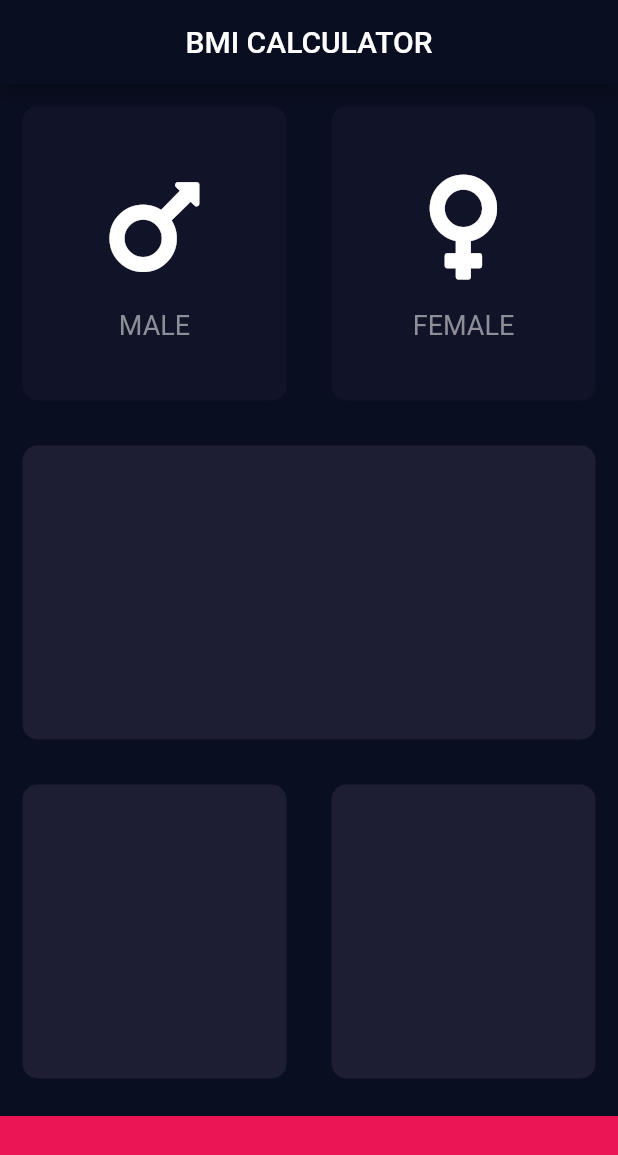
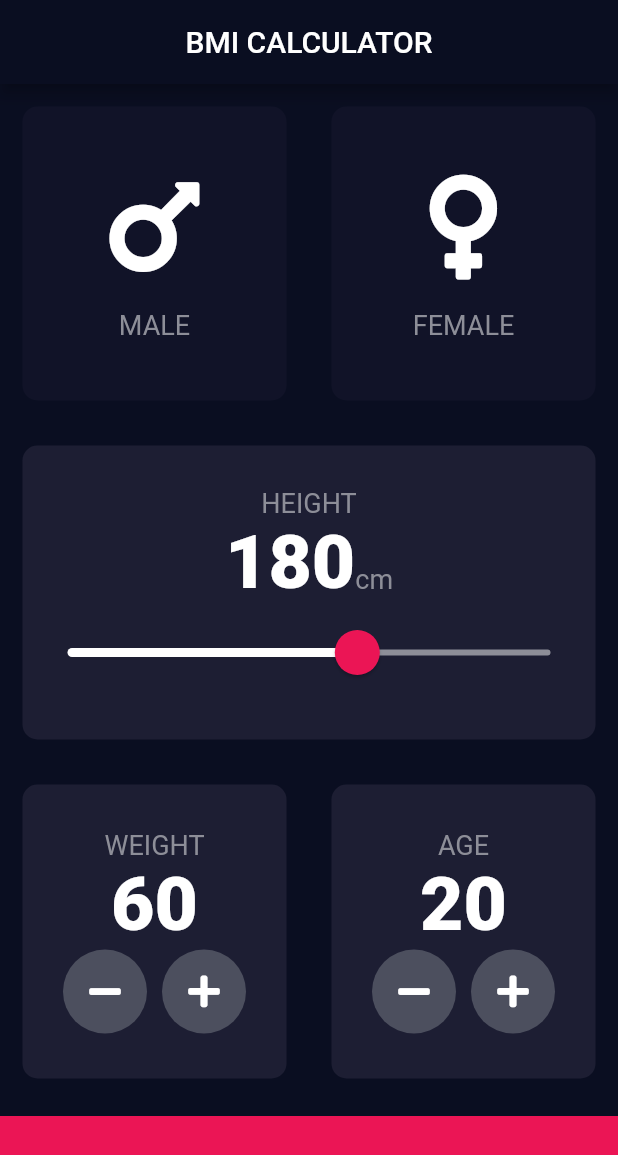
Before and after one commit to iTzFaisal/Flutter-BMI, a Flutter app: the screen it shows after launch, on a phone screen of 412 x 824 dp. Shown: the top 1155 px of the screen. Run offline on Flutter 3.47's test engine with Material 2 defaults, Android fonts, the phone set to English and light mode, and no system bars; our stand-ins replace font_awesome_flutter.

Commit message:
UI Done for Input Page. TODO Result Page

```diff
--- a/lib/constants.dart
+++ b/lib/constants.dart
@@ -4,6 +4,16 @@ final double kButtomContainerHeight = 80;
 final Color kActiveCardColor = Color(0xFF1D1E33);
 final Color kInactiveCardColor = Color(0xFF111328);
 final Color kButtomContainerColor = Color(0xFFEB1555);
+final Color kSliderActiveColor = Color(0xFFEB1555);
+final Color kSliderOverlayColor = Color(0x29EB1555);
+final Color kSliderInactiveColor = Color(0xFF8D8E98);
 
-final TextStyle kLabelTextStyle =
-    TextStyle(fontSize: 18, color: Color(0xFF8D8E98));
+final TextStyle kLabelTextStyle = TextStyle(
+  fontSize: 18,
+  color: Color(0xFF8D8E98),
+);
+
+final TextStyle kNumberTextStyle = TextStyle(
+  fontSize: 50,
+  fontWeight: FontWeight.w900,
+);
--- a/lib/input_page.dart
+++ b/lib/input_page.dart
@@ -1,3 +1,4 @@
+import 'package:flutter/cupertino.dart';
 import 'package:flutter/material.dart';
 import 'package:font_awesome_flutter/font_awesome_flutter.dart';
 import 'constants.dart';
@@ -14,6 +15,9 @@ class InputPage extends StatefulWidget {
 class _InputPageState extends State<InputPage> {
   Color maleCardColor = kInactiveCardColor;
   Color femaleCardColor = kInactiveCardColor;
+  int height = 180;
+  int weight = 60;
+  int age = 20;
 
   @override
   Widget build(BuildContext context) {
@@ -23,6 +27,7 @@ class _InputPageState extends State<InputPage> {
         centerTitle: true,
       ),
       body: Column(
+        crossAxisAlignment: CrossAxisAlignment.stretch,
         children: <Widget>[
           Expanded(
             child: Row(
@@ -55,16 +60,133 @@ class _InputPageState extends State<InputPage> {
             ),
           ),
           Expanded(
-            child: ReusableCard(color: kActiveCardColor),
+            child: ReusableCard(
+              color: kActiveCardColor,
+              child: Column(
+                mainAxisAlignment: MainAxisAlignment.center,
+                children: <Widget>[
+                  Text(
+                    'HEIGHT',
+                    style: kLabelTextStyle,
+                  ),
+                  Row(
+                    mainAxisAlignment: MainAxisAlignment.center,
+                    crossAxisAlignment: CrossAxisAlignment.baseline,
+                    textBaseline: TextBaseline.alphabetic,
+                    children: <Widget>[
+                      Text(
+                        '$height',
+                        style: kNumberTextStyle,
+                      ),
+                      Text(
+                        'cm',
+                        style: kLabelTextStyle,
+                      )
+                    ],
+                  ),
+                  SliderTheme(
+                    data: SliderThemeData(
+                        thumbColor: kSliderActiveColor,
+                        overlayColor: kSliderOverlayColor,
+                        activeTrackColor: Colors.white,
+                        inactiveTrackColor: kSliderInactiveColor,
+                        thumbShape:
+                            RoundSliderThumbShape(enabledThumbRadius: 15),
+                        overlayShape:
+                            RoundSliderOverlayShape(overlayRadius: 30)),
+                    child: Slider(
+                      value: height.toDouble(),
+                      min: 120,
+                      max: 220,
+                      onChanged: (newHeight) {
+                        setState(() {
+                          height = newHeight.round();
+                        });
+                      },
+                    ),
+                  )
+                ],
+              ),
+            ),
           ),
           Expanded(
             child: Row(
               children: <Widget>[
                 Expanded(
-                  child: ReusableCard(color: kActiveCardColor),
+                  child: ReusableCard(
+                    color: kActiveCardColor,
+                    child: Column(
+                      mainAxisAlignment: MainAxisAlignment.center,
+                      children: <Widget>[
+                        Text(
+                          'WEIGHT',
+                          style: kLabelTextStyle,
+                        ),
+                        Text(
+                          '$weight',
+                          style: kNumberTextStyle,
+                        ),
+                        Row(
+                          mainAxisAlignment: MainAxisAlignment.center,
+                          children: <Widget>[
+                            RoundIconButton(
+                                icon: FontAwesomeIcons.minus,
+                                onPressed: () {
+                                  setState(() {
+                                    weight--;
+                                  });
+                                }),
+                            SizedBox(width: 10),
+                            RoundIconButton(
+                                icon: FontAwesomeIcons.plus,
+                                onPressed: () {
+                                  setState(() {
+                                    weight++;
+                                  });
+                                })
+                          ],
+                        )
+                      ],
+                    ),
+                  ),
                 ),
                 Expanded(
-                  child: ReusableCard(color: kActiveCardColor),
+                  child: ReusableCard(
+                    color: kActiveCardColor,
+                    child: Column(
+                      mainAxisAlignment: MainAxisAlignment.center,
+                      children: <Widget>[
+                        Text(
+                          'AGE',
+                          style: kLabelTextStyle,
+                        ),
+                        Text(
+                          '$age',
+                          style: kNumberTextStyle,
+                        ),
+                        Row(
+                          mainAxisAlignment: MainAxisAlignment.center,
+                          children: <Widget>[
+                            RoundIconButton(
+                                icon: FontAwesomeIcons.minus,
+                                onPressed: () {
+                                  setState(() {
+                                    age--;
+                                  });
+                                }),
+                            SizedBox(width: 10),
+                            RoundIconButton(
+                                icon: FontAwesomeIcons.plus,
+                                onPressed: () {
+                                  setState(() {
+                                    age++;
+                                  });
+                                })
+                          ],
+                        )
+                      ],
+                    ),
+                  ),
                 ),
               ],
             ),
@@ -100,3 +222,22 @@ class _InputPageState extends State<InputPage> {
     }
   }
 }
+
+class RoundIconButton extends StatelessWidget {
+  final IconData icon;
+  final Function onPressed;
+
+  RoundIconButton({@required this.icon, @required this.onPressed});
+
+  @override
+  Widget build(BuildContext context) {
+    return RawMaterialButton(
+      onPressed: this.onPressed,
+      shape: CircleBorder(),
+      fillColor: Color(0xFF4C4F5E),
+      constraints: BoxConstraints.tightFor(height: 56, width: 56),
+      child: FaIcon(this.icon),
+      elevation: 0,
+    );
+  }
+}
```
